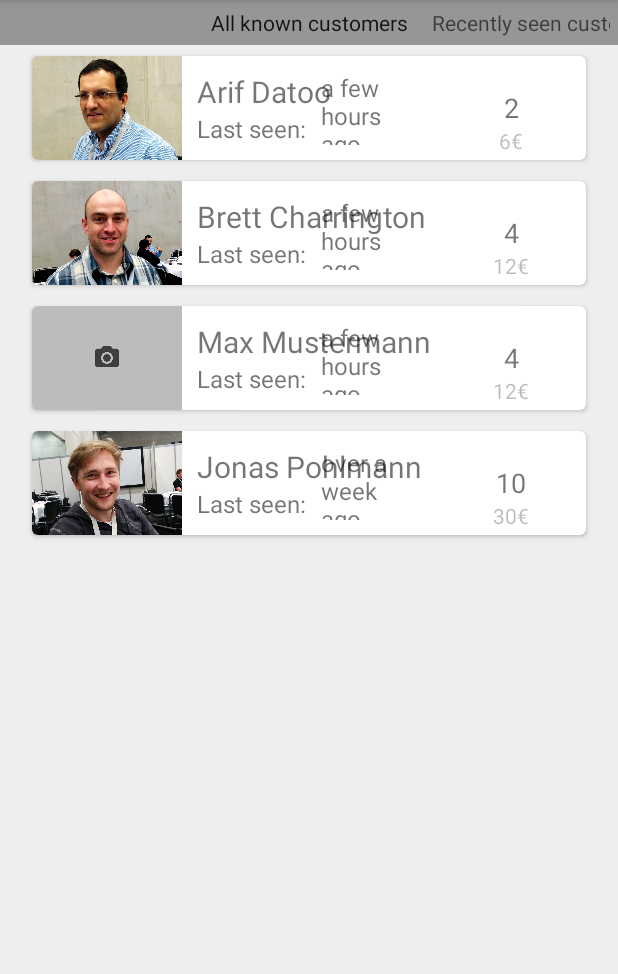
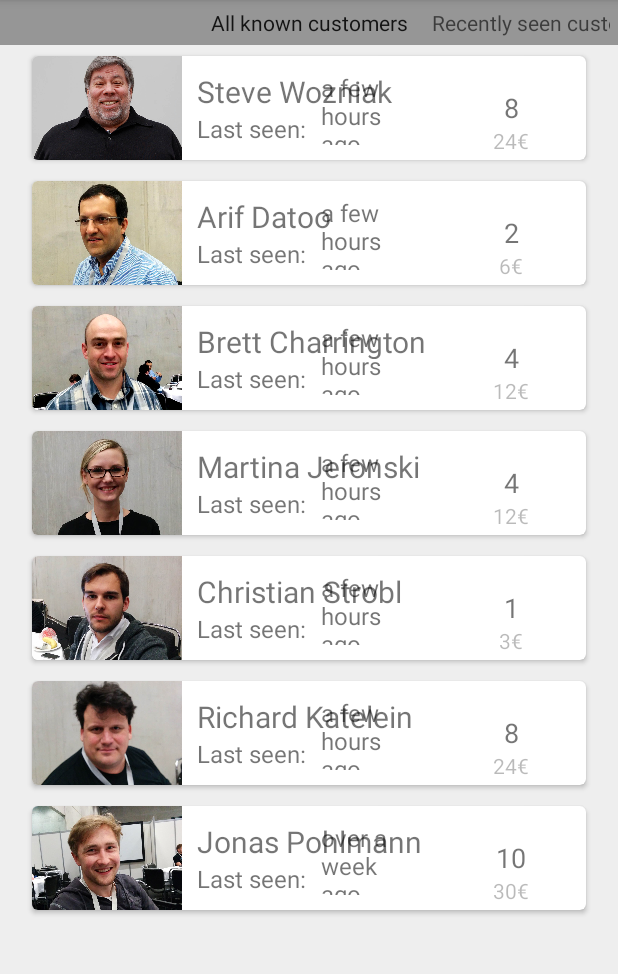
Before and after one commit to Steppschuh/ReMerchant, an Android app: the screen it shows after launch (MainActivity), on a phone screen of 412 x 824 dp, the part 84-1058 px from its top. Run offline under Robolectric (Android 15) with nearby library versions, the light colour scheme and no system bars.

Commit message:
Added customers

```diff
--- a/ReMerchant/app/build.gradle
+++ b/ReMerchant/app/build.gradle
@@ -23,4 +23,5 @@ dependencies {
     compile fileTree(dir: 'libs', include: ['*.jar'])
     compile 'com.android.support:appcompat-v7:22.0.0'
     compile 'com.android.support:cardview-v7:21.0.+'
+    compile fileTree(dir: 'libs', include: '*.jar')
 }
--- a/ReMerchant/app/src/main/java/com/steppschuh/remerchant/MainActivity.java
+++ b/ReMerchant/app/src/main/java/com/steppschuh/remerchant/MainActivity.java
@@ -15,6 +15,8 @@ public class MainActivity extends ActionBarActivity {
 
     MobileApp app;
     public static final int CAMERA_REQUEST = 5;
+    public static final int PAYMENT_REQUEST = 6;
+
     Fragment lastFragment;
 
     @Override
--- a/ReMerchant/app/src/main/java/com/steppschuh/remerchant/MobileApp.java
+++ b/ReMerchant/app/src/main/java/com/steppschuh/remerchant/MobileApp.java
@@ -73,15 +73,15 @@ public class MobileApp extends Application {
         customer2.setLastVisit(1429733487200l);
         customer2.setPicture(getResources().getDrawable(R.drawable.profile_brett_arrington));
 
-        Customer customer3 = new Customer(1);
-        customer3.setName("Max Mustermann");
+        Customer customer3 = new Customer(2);
+        customer3.setName("Martina Jeronski");
         customer3.setLoyality(4);
         customer3.setDeviceId("78:A5:04:17:60:2A");
         customer3.setDeviceName("78A50417602A");
         customer3.setLastVisit(1429733487200l);
-        customer3.setPicture(getResources().getDrawable(R.drawable.profile_none));
+        customer3.setPicture(getResources().getDrawable(R.drawable.profile_martina_jeronski));
 
-        Customer customer4 = new Customer(1);
+        Customer customer4 = new Customer(3);
         customer4.setName("Jonas Pohlmann");
         customer4.setLoyality(10);
         customer4.setDeviceId("B0:DF:3A:10:B5:DD");
@@ -89,10 +89,37 @@ public class MobileApp extends Application {
         customer4.setLastVisit(0);
         customer4.setPicture(getResources().getDrawable(R.drawable.profile_jonas_pohlmann));
 
+        Customer customer5 = new Customer(4);
+        customer5.setName("Christian Strobl");
+        customer5.setLoyality(1);
+        customer5.setDeviceId("78:A5:04:17:5E:A8");
+        customer5.setDeviceName("78A504175EA8");
+        customer5.setLastVisit(1429733487200l);
+        customer5.setPicture(getResources().getDrawable(R.drawable.profile_christian_strobl));
+
+        Customer customer6 = new Customer(5);
+        customer6.setName("Richard Katelein");
+        customer6.setLoyality(8);
+        customer6.setDeviceId("78:A5:04:17:5C:EC");
+        customer6.setDeviceName("78A504175CEC");
+        customer6.setLastVisit(1429733487200l);
+        customer6.setPicture(getResources().getDrawable(R.drawable.profile_richard_katelein));
+
+        Customer customer7 = new Customer(6);
+        customer7.setName("Steve Wozniak");
+        customer7.setLoyality(8);
+        customer7.setDeviceId("70:A5:04:17:5C:EC");
+        customer7.setDeviceName("70A504175CEC");
+        customer7.setLastVisit((new Date()).getTime() - (1000 * 60 * 60 * 24));
+        customer7.setPicture(getResources().getDrawable(R.drawable.profile_steve_wozniak));
+
         knownCustomers.add(customer1);
         knownCustomers.add(customer2);
         knownCustomers.add(customer3);
         knownCustomers.add(customer4);
+        knownCustomers.add(customer5);
+        knownCustomers.add(customer6);
+        knownCustomers.add(customer7);
 
         Log.d(TAG, "Known knownCustomers:");
         for (Customer customer : knownCustomers) {
```
Also changed, not shown: ReMerchant/app/src/main/AndroidManifest.xml (+24 -0 lines), ReMerchant/app/src/main/java/com/steppschuh/remerchant/FragmentCustomerDetail.java (+25 -1 lines), ReMerchant/app/libs/aevi-api-2.3.0.jar (added), ReMerchant/app/libs/aevi-smartcardio-api-1.0.jar (added), ReMerchant/app/src/main/res/drawable/profile_christian_strobl.jpg (added), ReMerchant/app/src/main/res/drawable/profile_martina_jeronski.jpg (added), ReMerchant/app/src/main/res/drawable/profile_richard_katelein.jpg (added), ReMerchant/app/src/main/res/drawable/profile_steve_wozniak.jpg (added), 1 other file.
